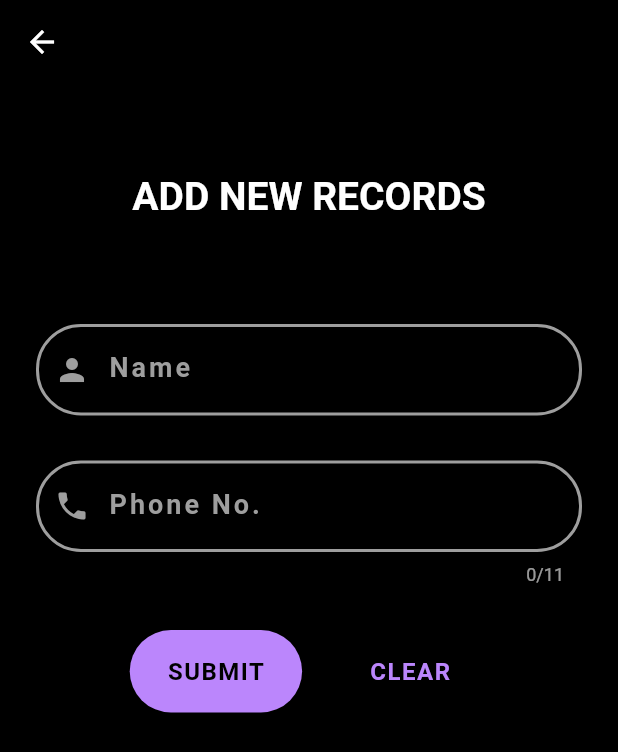
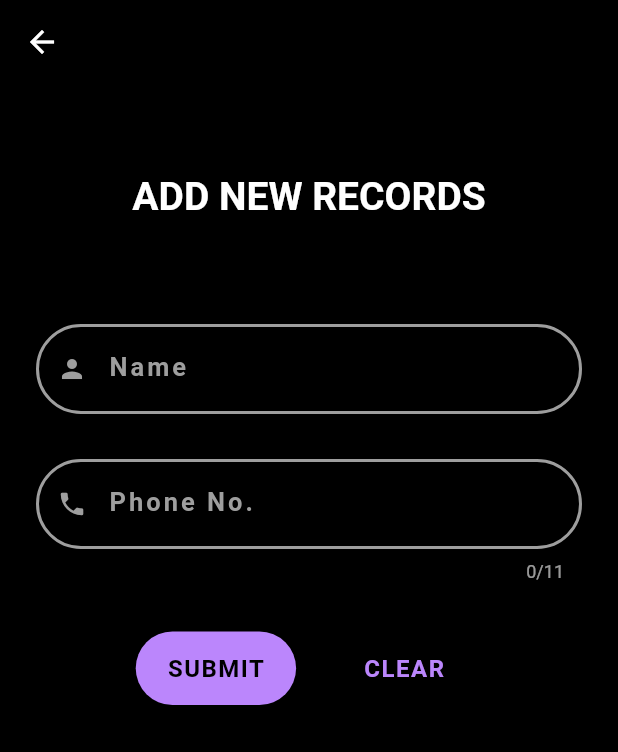
Before and after one commit to kailinhere/attendance_app, a Flutter app: the AddRecordPage screen opened directly, on a phone screen of 412 x 824 dp. Shown: the top 752 px of the screen. Run offline on Flutter 3.47's test engine with Material 2 defaults, Android fonts, the phone set to English and light mode, and no system bars; our stand-ins replace google_fonts, share, shared_preferences; accounts and stored records are empty.

Commit message:
update add record

```diff
--- a/lib/add_record.dart
+++ b/lib/add_record.dart
@@ -82,7 +82,7 @@ class _AddRecordPageState extends State<AddRecordPage> {
                 style: GoogleFonts.roboto(
                   color: Colors.white,
                   fontWeight: FontWeight.w600,
-                  fontSize: 18,
+                  fontSize: 17,
                   letterSpacing: 2,
                 ),
                 decoration: InputDecoration(
@@ -91,17 +91,25 @@ class _AddRecordPageState extends State<AddRecordPage> {
                   labelStyle: GoogleFonts.roboto(
                     color: nameFocus.hasFocus ? lightGreen : Colors.grey,
                     fontWeight: FontWeight.bold,
-                    fontSize: 18,
+                    fontSize: 17,
                     letterSpacing: 2,
                   ),
                   errorText: nameValidate ? 'Oops, you miss out here' : null,
+                  errorBorder: OutlineInputBorder(
+                      borderRadius: BorderRadius.circular(30),
+                      borderSide:
+                          const BorderSide(width: 2, color: Colors.red)),
                   enabledBorder: OutlineInputBorder(
                       borderRadius: BorderRadius.circular(30),
-                      borderSide: const BorderSide(width: 2, color: Colors.grey)),
+                      borderSide:
+                          const BorderSide(width: 2, color: Colors.grey)),
                   focusedBorder: OutlineInputBorder(
                       borderRadius: BorderRadius.circular(30),
                       borderSide: BorderSide(color: lightGreen, width: 2)),
-                  prefixIcon: const Icon(Icons.person),
+                  prefixIcon: const Icon(
+                    Icons.person,
+                    size: 20,
+                  ),
                   prefixIconColor: MaterialStateColor.resolveWith((states) =>
                       states.contains(MaterialState.focused)
                           ? lightGreen
@@ -112,7 +120,10 @@ class _AddRecordPageState extends State<AddRecordPage> {
                           : Colors.grey),
                   suffixIcon: nameNotEmpty
                       ? IconButton(
-                          icon: const Icon(Icons.clear),
+                          icon: const Icon(
+                            Icons.clear,
+                            size: 20,
+                          ),
                           onPressed: () {
                             setState(() {
                               nameController.clear();
@@ -129,15 +140,15 @@ class _AddRecordPageState extends State<AddRecordPage> {
               ),
             ),
             Padding(
-                padding:
-                    const EdgeInsets.only(right: 24, left: 24, bottom: 30, top: 30),
+                padding: const EdgeInsets.only(
+                    right: 24, left: 24, bottom: 30, top: 30),
                 child: TextField(
                   focusNode: phoneFocus,
                   controller: phoneController,
                   style: GoogleFonts.roboto(
                     color: Colors.white,
                     fontWeight: FontWeight.w600,
-                    fontSize: 18,
+                    fontSize: 17,
                     letterSpacing: 1,
                   ),
                   decoration: InputDecoration(
@@ -146,17 +157,21 @@ class _AddRecordPageState extends State<AddRecordPage> {
                     labelStyle: GoogleFonts.roboto(
                       color: phoneFocus.hasFocus ? lightGreen : Colors.grey,
                       fontWeight: FontWeight.bold,
-                      fontSize: 18,
+                      fontSize: 17,
                       letterSpacing: 2,
                     ),
                     errorText: phoneValidate ? phoneErrText : null,
                     enabledBorder: OutlineInputBorder(
                         borderRadius: BorderRadius.circular(30),
-                        borderSide: const BorderSide(width: 2, color: Colors.grey)),
+                        borderSide:
+                            const BorderSide(width: 2, color: Colors.grey)),
                     focusedBorder: OutlineInputBorder(
                         borderRadius: BorderRadius.circular(30),
                         borderSide: BorderSide(color: lightGreen, width: 2)),
-                    prefixIcon: const Icon(Icons.phone),
+                    prefixIcon: const Icon(
+                      Icons.phone,
+                      size: 20,
+                    ),
                     prefixIconColor: MaterialStateColor.resolveWith((states) =>
                         states.contains(MaterialState.focused)
                             ? lightGreen
@@ -167,7 +182,10 @@ class _AddRecordPageState extends State<AddRecordPage> {
                             : Colors.grey),
                     suffixIcon: phoneNotEmpty
                         ? IconButton(
-                            icon: const Icon(Icons.clear),
+                            icon: const Icon(
+                              Icons.clear,
+                              size: 20,
+                            ),
                             onPressed: () {
                               setState(() {
                                 phoneController.clear();
@@ -188,8 +206,8 @@ class _AddRecordPageState extends State<AddRecordPage> {
                 ElevatedButton(
                     style: ElevatedButton.styleFrom(
                       backgroundColor: lightPurple,
-                      padding:
-                          const EdgeInsets.symmetric(horizontal: 25, vertical: 18),
+                      padding: const EdgeInsets.symmetric(
+                          horizontal: 21, vertical: 15),
                       shape: RoundedRectangleBorder(
                         borderRadius: BorderRadius.circular(30),
                       ),
@@ -231,8 +249,8 @@ class _AddRecordPageState extends State<AddRecordPage> {
                 ElevatedButton(
                     style: ElevatedButton.styleFrom(
                       backgroundColor: Colors.black,
-                      padding:
-                          const EdgeInsets.symmetric(horizontal: 25, vertical: 18),
+                      padding: const EdgeInsets.symmetric(
+                          horizontal: 25, vertical: 18),
                       shape: RoundedRectangleBorder(
                         borderRadius: BorderRadius.circular(30),
                       ),
```
